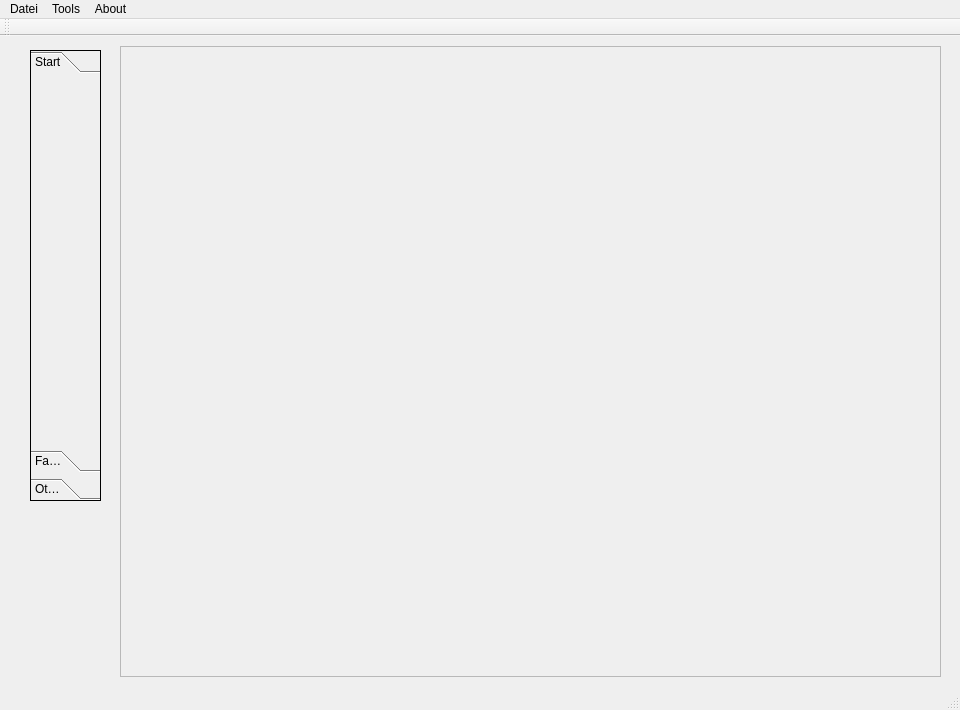
Old version of the form iBasar/mainwindow.ui in the repository hoihrig/iBasar.
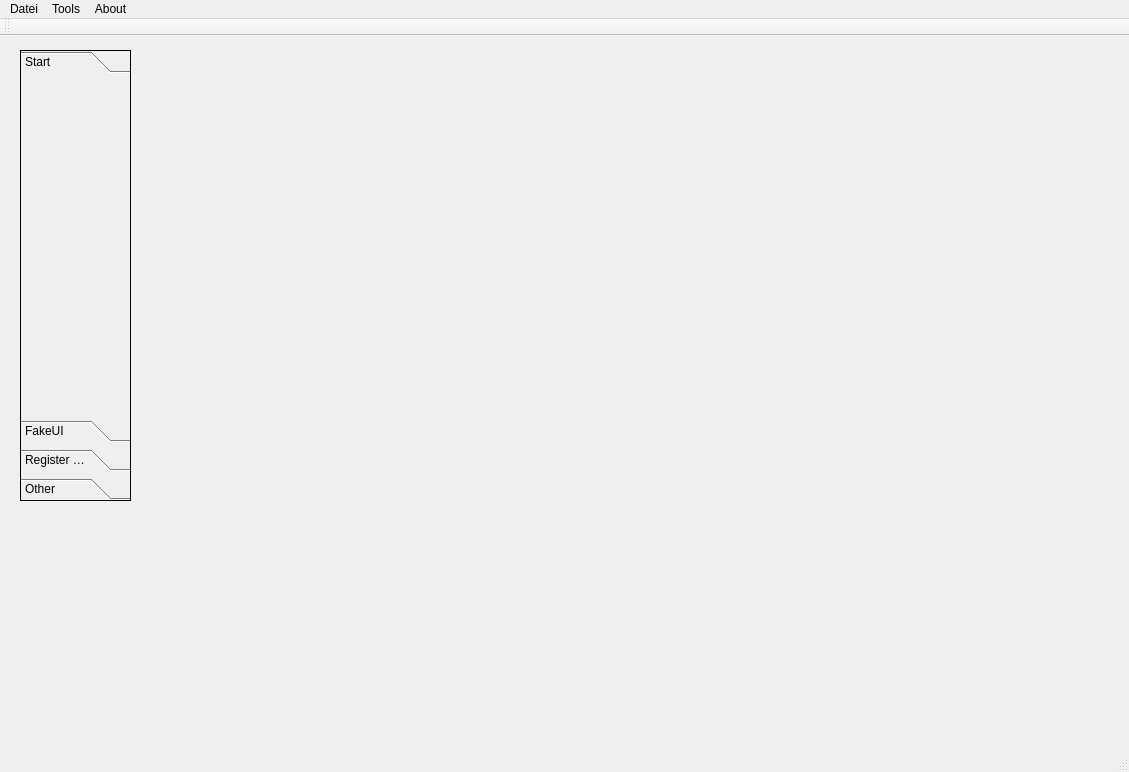
New version of the form.

Commit message:
Added Widget for Seller Registration and fixed EventMgrWidget
Fixed EventMgrWidget
Added Seller Registration Widget
Added Entry for StackedWidget
Layout of Seller Registration changed

```diff
--- a/iBasar/mainwindow.ui
+++ b/iBasar/mainwindow.ui
@@ -6,23 +6,35 @@
    <rect>
     <x>0</x>
     <y>0</y>
-    <width>960</width>
-    <height>710</height>
+    <width>1129</width>
+    <height>772</height>
    </rect>
   </property>
+  <property name="sizePolicy">
+   <sizepolicy hsizetype="Expanding" vsizetype="Expanding">
+    <horstretch>0</horstretch>
+    <verstretch>0</verstretch>
+   </sizepolicy>
+  </property>
   <property name="windowTitle">
    <string>iBazar</string>
   </property>
   <widget class="QWidget" name="centralWidget">
+   <property name="sizePolicy">
+    <sizepolicy hsizetype="Expanding" vsizetype="Expanding">
+     <horstretch>0</horstretch>
+     <verstretch>0</verstretch>
+    </sizepolicy>
+   </property>
    <property name="autoFillBackground">
     <bool>true</bool>
    </property>
    <widget class="QToolBox" name="toolBox">
     <property name="geometry">
      <rect>
-      <x>30</x>
+      <x>20</x>
       <y>14</y>
-      <width>71</width>
+      <width>111</width>
       <height>451</height>
      </rect>
     </property>
@@ -33,15 +45,15 @@
      <number>0</number>
     </property>
     <property name="tabSpacing">
-     <number>6</number>
+     <number>7</number>
     </property>
     <widget class="QWidget" name="page_3">
      <property name="geometry">
       <rect>
        <x>0</x>
        <y>0</y>
-       <width>69</width>
-       <height>359</height>
+       <width>109</width>
+       <height>325</height>
       </rect>
      </property>
      <attribute name="label">
@@ -61,6 +73,11 @@
       <string>FakeUI</string>
      </attribute>
     </widget>
+    <widget class="QWidget" name="page_6">
+     <attribute name="label">
+      <string>Register Seller</string>
+     </attribute>
+    </widget>
     <widget class="QWidget" name="page_4">
      <property name="geometry">
       <rect>
@@ -78,32 +95,41 @@
    <widget class="QFrame" name="frame">
     <property name="geometry">
      <rect>
-      <x>120</x>
+      <x>150</x>
       <y>10</y>
-      <width>821</width>
-      <height>631</height>
+      <width>951</width>
+      <height>681</height>
      </rect>
     </property>
+    <property name="sizePolicy">
+     <sizepolicy hsizetype="Expanding" vsizetype="Expanding">
+      <horstretch>0</horstretch>
+      <verstretch>0</verstretch>
+     </sizepolicy>
+    </property>
     <property name="autoFillBackground">
      <bool>true</bool>
     </property>
     <property name="frameShape">
-     <enum>QFrame::StyledPanel</enum>
+     <enum>QFrame::NoFrame</enum>
     </property>
     <property name="frameShadow">
      <enum>QFrame::Raised</enum>
     </property>
+    <property name="lineWidth">
+     <number>0</number>
+    </property>
     <widget class="QStackedWidget" name="stackedWidget">
      <property name="geometry">
       <rect>
-       <x>10</x>
+       <x>9</x>
        <y>10</y>
-       <width>800</width>
-       <height>600</height>
+       <width>941</width>
+       <height>661</height>
       </rect>
      </property>
      <property name="sizePolicy">
-      <sizepolicy hsizetype="MinimumExpanding" vsizetype="MinimumExpanding">
+      <sizepolicy hsizetype="Expanding" vsizetype="Expanding">
        <horstretch>1</horstretch>
        <verstretch>1</verstretch>
       </sizepolicy>
@@ -128,7 +154,7 @@
     <rect>
      <x>0</x>
      <y>0</y>
-     <width>960</width>
+     <width>1129</width>
      <height>26</height>
     </rect>
    </property>
```
Left out of the diff: 8 changed lines with no effect on the pictures. The commit also changes 7 other files.
